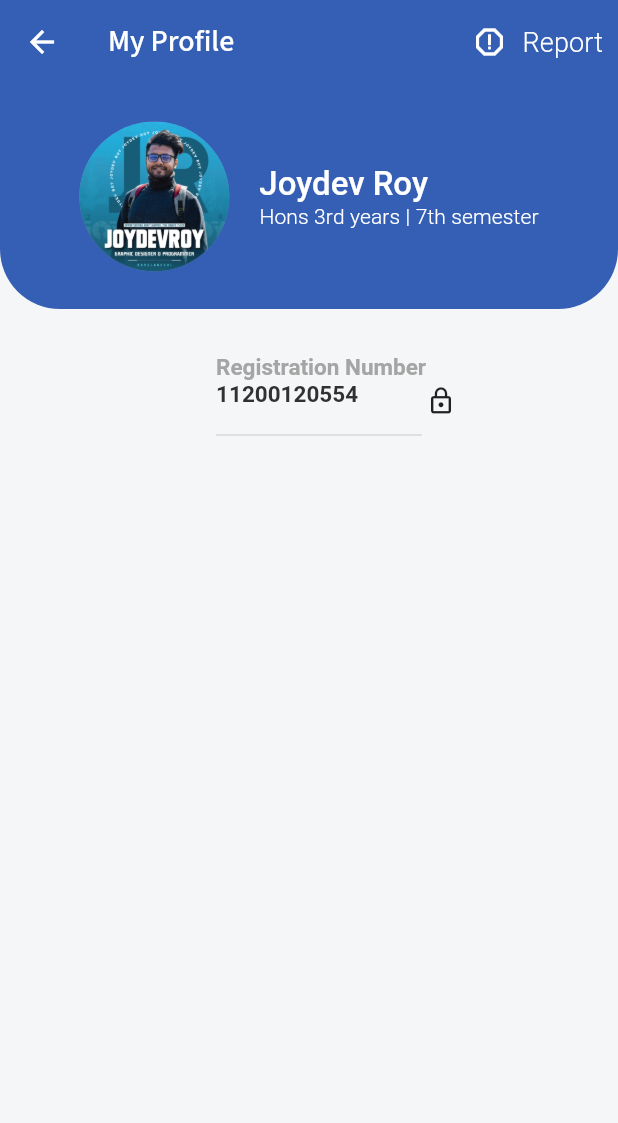
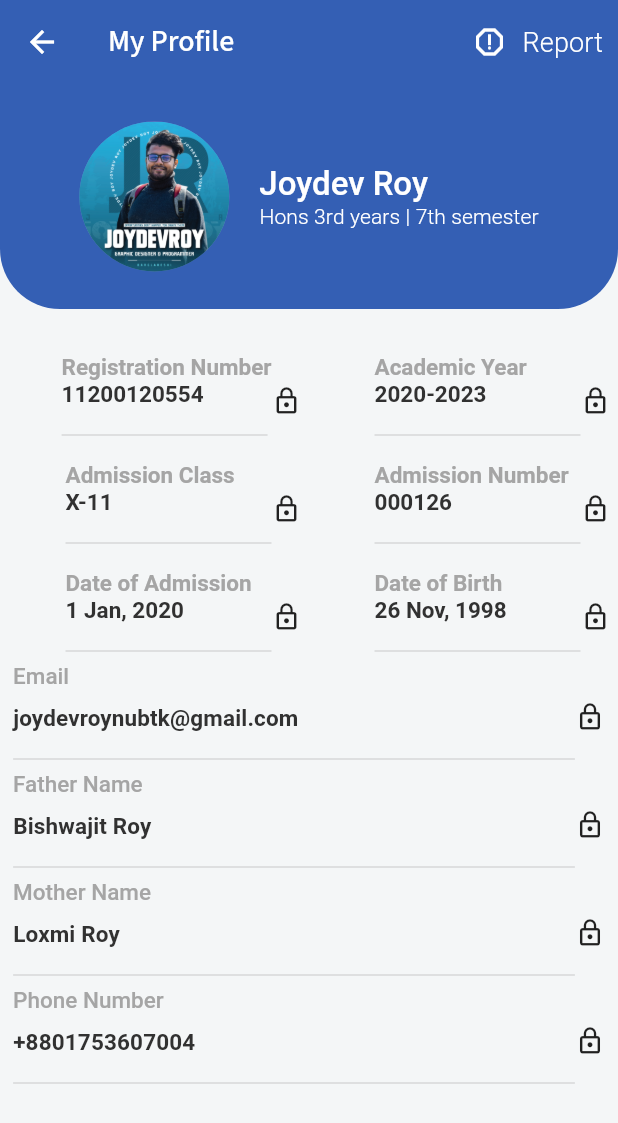
Before and after one commit to joydevroynubtk/uad, a Flutter app: the MyProfileScreen screen opened by its route, on a phone screen of 412 x 824 dp. Shown: the top 1123 px of the screen. Run offline on Flutter 3.47's test engine with Material 2 defaults, Android fonts, the phone set to English and light mode, and no system bars; our stand-ins replace flutter_svg, google_fonts.

Commit message:
commit-two

```diff
--- a/lib/screens/my_profile/my_profile.dart
+++ b/lib/screens/my_profile/my_profile.dart
@@ -73,8 +73,51 @@ class MyProfileScreen extends StatelessWidget {
               ),
             ),
             sizedBox,
-            Container(
-              padding: EdgeInsets.only(right: kDefaultPadding / 4, left: kDefaultPadding / 4,
+            Row(
+              mainAxisAlignment: MainAxisAlignment.spaceAround,
+              children: [
+                ProfileDetailRow(
+                    title: 'Registration Number', value: '11200120554'),
+                ProfileDetailRow(title: 'Academic Year', value: '2020-2023'),
+              ],
+            ),
+            Row(
+              mainAxisAlignment: MainAxisAlignment.spaceAround,
+              children: [
+                ProfileDetailRow(title: 'Admission Class', value: 'X-11'),
+                ProfileDetailRow(title: 'Admission Number', value: '000126'),
+              ],
+            ),
+            Row(
+              mainAxisAlignment: MainAxisAlignment.spaceAround,
+              children: [
+                ProfileDetailRow(
+                    title: 'Date of Admission', value: '1 Jan, 2020'),
+                ProfileDetailRow(title: 'Date of Birth', value: '26 Nov, 1998'),
+              ],
+            ),
+            ProfileDetailColumn(title: 'Email', value: 'joydevroynubtk@gmail.com',),
+            ProfileDetailColumn(title: 'Father Name', value: 'Bishwajit Roy',),
+            ProfileDetailColumn(title: 'Mother Name', value: 'Loxmi Roy',),
+            ProfileDetailColumn(title: 'Phone Number', value: '+8801753607004',),
+          ],
+        ),
+      ),
+    );
+  }
+}
+
+class ProfileDetailRow extends StatelessWidget {
+  const ProfileDetailRow({Key? key, required this.title, required this.value})
+      : super(key: key);
+  final String title;
+  final String value;
+  @override
+  Widget build(BuildContext context) {
+    return Container(
+      padding: EdgeInsets.only(
+          right: kDefaultPadding / 4,
+          left: kDefaultPadding / 4,
           top: kDefaultPadding / 2),
       width: MediaQuery.of(context).size.width / 2,
       child: Row(
@@ -85,18 +128,16 @@ class MyProfileScreen extends StatelessWidget {
             crossAxisAlignment: CrossAxisAlignment.start,
             children: [
               Text(
-                        'Registration Number',
-                        style:
-                            Theme.of(context).textTheme.titleMedium!.copyWith(
+                title,
+                style: Theme.of(context).textTheme.titleMedium!.copyWith(
                       color: kTextLightColor,
                       fontWeight: FontWeight.w600,
                       fontSize: 15.0,
                     ),
               ),
               Text(
-                        '11200120554',
-                        style:
-                            Theme.of(context).textTheme.titleMedium!.copyWith(
+                value,
+                style: Theme.of(context).textTheme.titleMedium!.copyWith(
                       color: kTextBlackColor,
                       fontWeight: FontWeight.w600,
                       fontSize: 15.0,
@@ -111,13 +152,64 @@ class MyProfileScreen extends StatelessWidget {
               ),
             ],
           ),
-                  Icon(Icons.lock_outline,size: 20.0,),
-                ],
-              ),
+          Icon(
+            Icons.lock_outline,
+            size: 20.0,
           ),
         ],
-        ),
       ),
     );
   }
 }
+
+class ProfileDetailColumn extends StatelessWidget {
+  const ProfileDetailColumn(
+      {Key? key, required this.title, required this.value})
+      : super(key: key);
+  final String title;
+  final String value;
+
+  @override
+  Widget build(BuildContext context) {
+    return Container(
+      child: Row(
+        mainAxisAlignment: MainAxisAlignment.center,
+        crossAxisAlignment: CrossAxisAlignment.center,
+        children: [
+          Column(
+            crossAxisAlignment: CrossAxisAlignment.start,
+            children: [
+              Text(
+                title,
+                style: Theme.of(context).textTheme.titleMedium!.copyWith(
+                      color: kTextLightColor,
+                      fontSize: 15.0,
+                    ),
+              ),
+              kHalfSizedBox,
+              Text(
+                value,
+                style: Theme.of(context).textTheme.titleSmall!.copyWith(
+                      color: kTextBlackColor,
+                      fontSize: 15.0,
+                      fontWeight: FontWeight.w600,
+                    ),
+              ),
+              kHalfSizedBox,
+              SizedBox(
+                width: MediaQuery.of(context).size.width / 1.1,
+                child: Divider(
+                  thickness: 1.0,
+                ),
+              )
+            ],
+          ),
+          Icon(
+            Icons.lock_outline,
+            size: 20.0,
+          ),
+        ],
+      ),
+    );
+  }
+}
```
Lines whose indentation alone changed are shown as unchanged.
